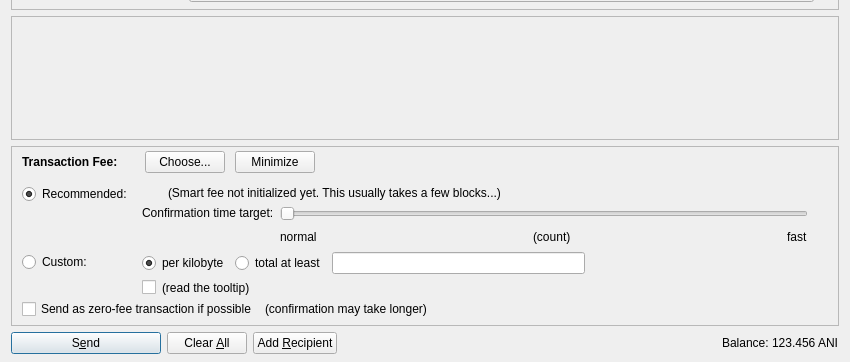
Before: the Qt Designer form src/qt/forms/sendcoinsdialog.ui in Animecointeam/Animecoin, drawn with Qt 5; both pictures show x 0 to 850 and y 164 to 526 of the 850 by 526 pixel window.
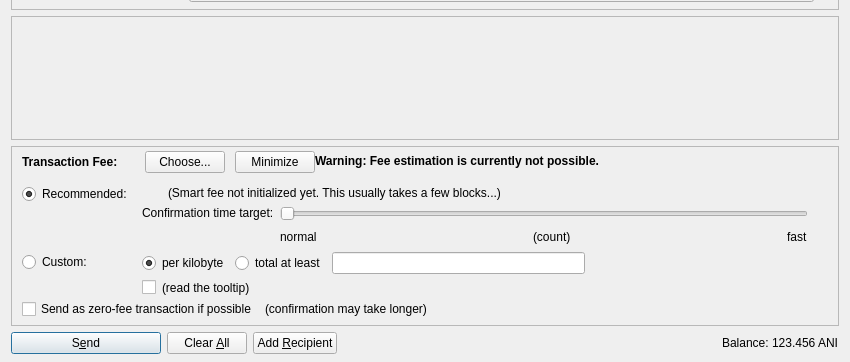
After: the same form once the commit is applied. Icons and pictures are not drawn. Custom widgets are drawn as their Qt base class.

```diff
--- a/src/qt/forms/sendcoinsdialog.ui
+++ b/src/qt/forms/sendcoinsdialog.ui
@@ -798,11 +798,33 @@
             </item>
            </layout>
           </item>
+          <item>
+           <widget class="QLabel" name="fallbackFeeWarningLabel">
+            <property name="toolTip">
+             <string>Using the fallbackfee can result in sending a transaction that will take serval hours or days (or never) to confirm. Consider choosing your fee manually or wait until your have validated the complete chain.</string>
+            </property>
+            <property name="font">
+            <font>
+                <weight>75</weight>
+                <bold>true</bold>
+            </font>
+            </property>
+            <property name="text">
+             <string>Warning: Fee estimation is currently not possible.</string>
+            </property>
+            <property name="wordWrap">
+             <bool>false</bool>
+            </property>
+           </widget>
+          </item>
           <item>
            <spacer name="horizontalSpacer_4">
             <property name="orientation">
              <enum>Qt::Horizontal</enum>
             </property>
+            <property name="sizeType">
+             <enum>QSizePolicy::MinimumExpanding</enum>
+            </property>
             <property name="sizeHint" stdset="0">
              <size>
               <width>40</width>
```
